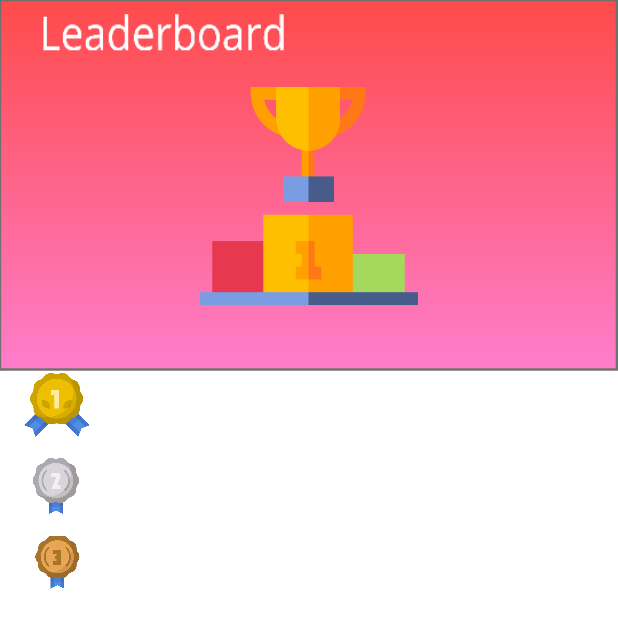
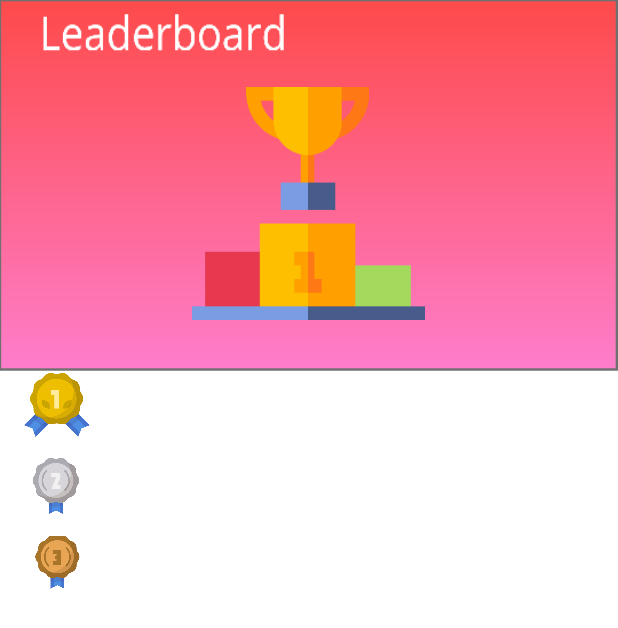
Before and after one commit to ENT-WALK/EntWalk, an Android app: the JavaMysqlSelect screen opened directly, with no data from a screen before it, on a phone screen of 412 x 824 dp. Shown: the top 628 px of the screen. Run offline under Robolectric (Android 15) with nearby library versions, the light colour scheme and no system bars; our stand-ins replace Firebase (no records; nobody signed in at launch, a user with empty details on screens opened directly); Roboto replaces fonts that are not available here.

Commit message:
design leaderboard

```diff
--- a/MyMap/app/src/main/res/layout/activity_java_mysql_select.xml
+++ b/MyMap/app/src/main/res/layout/activity_java_mysql_select.xml
@@ -67,8 +67,8 @@
 
     <ImageView
         android:id="@+id/podium"
-        android:layout_width="170dp"
-        android:layout_height="145dp"
+        android:layout_width="169dp"
+        android:layout_height="155dp"
         android:layout_marginTop="28dp"
         android:src="@drawable/podium"
         app:layout_constraintBottom_toBottomOf="parent"
```
